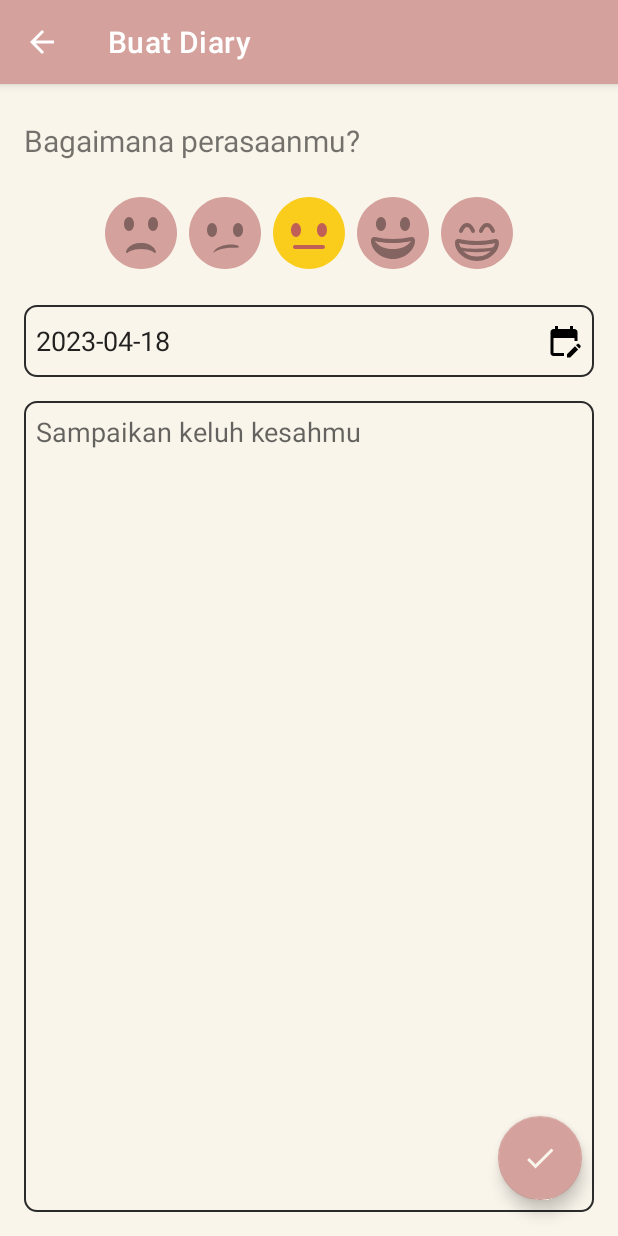
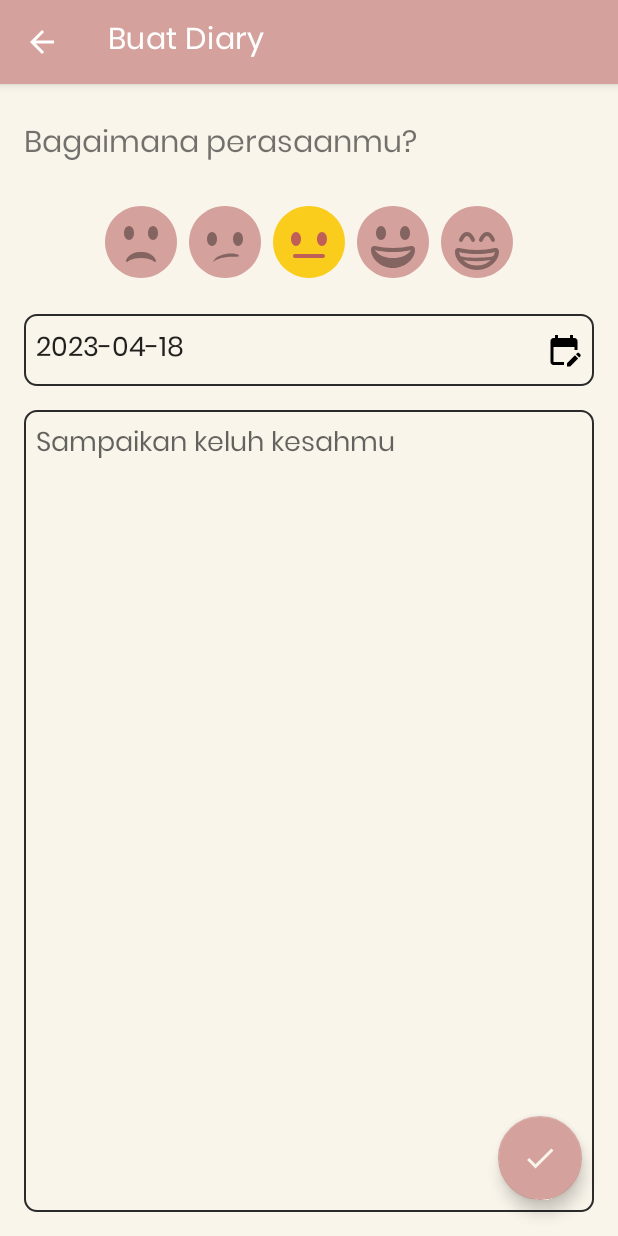
Before and after one commit to munovrizall/Ariwara_MoodTracker, an Android app: the JournalActivity screen opened directly, with no data from a screen before it, on a phone screen of 412 x 824 dp. Run offline under Robolectric (Android 15) with nearby library versions, the phone set to English and light mode, and no system bars.

Commit message:
Changing Font

```diff
--- a/app/src/main/java/com/artonov/ariwara/util/NotificationReceiver.kt
+++ b/app/src/main/java/com/artonov/ariwara/util/NotificationReceiver.kt
@@ -22,6 +22,9 @@ class NotificationReceiver : BroadcastReceiver() {
             "Kamu layak bahagia",
             "Kamu itu unik",
             "Kamu layak untuk diterima dan dicintai",
+            "Kamu pantas mendapatkan segala yang terbaik",
+            "Kamu adalah sumber kekuatanmu sendiri",
+            "Kamu selalu punya pilihan untuk menjadi lebih baik"
         )
         val randomWord = wordList.random()
 
--- a/app/src/main/res/layout/activity_journal.xml
+++ b/app/src/main/res/layout/activity_journal.xml
@@ -16,7 +16,8 @@
             android:layout_height="wrap_content"
             android:layout_marginStart="16dp"
             android:layout_marginTop="24dp"
-            android:text="Bagaimana perasaanmu?"
+            android:text="@string/bagaimana_perasaanmu"
+            android:fontFamily="@font/poppins"
             android:textSize="20sp"
             app:layout_constraintStart_toStartOf="parent"
             app:layout_constraintTop_toTopOf="parent" />
@@ -85,7 +86,8 @@
             android:layout_marginEnd="16dp"
             android:background="@drawable/et_custom"
             android:drawableEnd="@drawable/ic_calendar"
-            android:hint="Masukkan Tanggal"
+            android:hint="@string/masukkan_tanggal"
+            android:fontFamily="@font/poppins"
             android:padding="8dp"
             app:layout_constraintEnd_toEndOf="parent"
             app:layout_constraintStart_toStartOf="parent"
@@ -102,7 +104,8 @@
             android:background="@drawable/et_custom"
             android:ems="10"
             android:gravity="start"
-            android:hint="Sampaikan keluh kesahmu"
+            android:hint="@string/sampaikan_keluh_kesahmu"
+            android:fontFamily="@font/poppins"
             android:inputType="textMultiLine"
             android:padding="8dp"
             app:layout_constraintBottom_toBottomOf="parent"
--- a/app/src/main/res/layout/fragment_first_screen.xml
+++ b/app/src/main/res/layout/fragment_first_screen.xml
@@ -29,6 +29,8 @@
         android:text="Ariwara Diary"
         android:textSize="30sp"
         android:textStyle="bold"
+        android:textColor="@color/black"
+        android:fontFamily="@font/poppins"
         app:layout_constraintEnd_toEndOf="parent"
         app:layout_constraintStart_toStartOf="parent"
         app:layout_constraintTop_toBottomOf="@+id/lt1" />
@@ -43,6 +45,7 @@
         android:gravity="center"
         android:text="@string/onboarding1_desc"
         android:textSize="16sp"
+        android:fontFamily="@font/poppins"
         app:layout_constraintEnd_toEndOf="parent"
         app:layout_constraintStart_toStartOf="parent"
         app:layout_constraintTop_toBottomOf="@+id/title" />
@@ -55,8 +58,9 @@
         android:layout_marginBottom="40dp"
         android:text="Next"
         android:textColor="@color/black"
-        android:textSize="22sp"
+        android:textSize="20sp"
         android:textStyle="bold"
+        android:fontFamily="@font/poppins"
         app:layout_constraintBottom_toBottomOf="parent"
         app:layout_constraintEnd_toEndOf="parent" />
 
--- a/app/src/main/res/layout/item_diary.xml
+++ b/app/src/main/res/layout/item_diary.xml
@@ -38,7 +38,8 @@
             android:layout_width="wrap_content"
             android:layout_height="wrap_content"
             android:layout_marginTop="8dp"
-            android:textSize="16sp"
+            android:textSize="18sp"
+            android:fontFamily="@font/pixabubble"
             app:layout_constraintEnd_toEndOf="parent"
             app:layout_constraintHorizontal_bias="0.5"
             app:layout_constraintStart_toStartOf="parent"
@@ -51,6 +52,7 @@
             android:layout_height="wrap_content"
             android:layout_marginTop="8dp"
             android:textSize="12sp"
+            android:fontFamily="@font/poppins"
             app:layout_constraintEnd_toEndOf="parent"
             app:layout_constraintTop_toBottomOf="@id/tvNote"
             tools:text="01-08-2023" />
--- a/app/src/main/res/values/strings.xml
+++ b/app/src/main/res/values/strings.xml
@@ -6,4 +6,7 @@
     <string name="onboarding1_desc">Ariwara Diary akan membantu kamu untuk menyimpan dan mengekspresikan perasaan dan pikiran kamu setiap hari.</string>
     <string name="onboarding2_desc">Ariwara Daily Affirmation akan memberikan kata-kata dukungan setiap hari. Untuk meningkatkan percaya diri kamu.</string>
     <string name="onboarding3_desc">Dengan Ariwara, kami ingin membantu kamu untuk merawat kesehatan mentalmu, dan merasa lebih bahagia di hidup kamu.</string>
+    <string name="bagaimana_perasaanmu">Bagaimana perasaanmu?</string>
+    <string name="masukkan_tanggal">Masukkan Tanggal</string>
+    <string name="sampaikan_keluh_kesahmu">Sampaikan keluh kesahmu</string>
 </resources>
--- a/app/src/main/res/values/themes.xml
+++ b/app/src/main/res/values/themes.xml
@@ -13,5 +13,6 @@
         <item name="android:statusBarColor">?attr/colorPrimary</item>
         <!-- Customize your theme here. -->
         <item name="android:windowBackground">@color/cream</item>
+        <item name="android:fontFamily">@font/poppins</item>
     </style>
 </resources>
```
Also changed, not shown: app/src/main/java/com/artonov/ariwara/ProfileActivity.kt (+8 -5 lines), app/src/main/res/layout/activity_profile.xml (+18 -3 lines), app/src/main/res/layout/fragment_second_screen.xml (+9 -2 lines), app/src/main/res/layout/fragment_third_screen.xml (+9 -2 lines), app/src/main/res/font/pixabubble.ttf (added), app/src/main/res/font/poppins.ttf (added).
